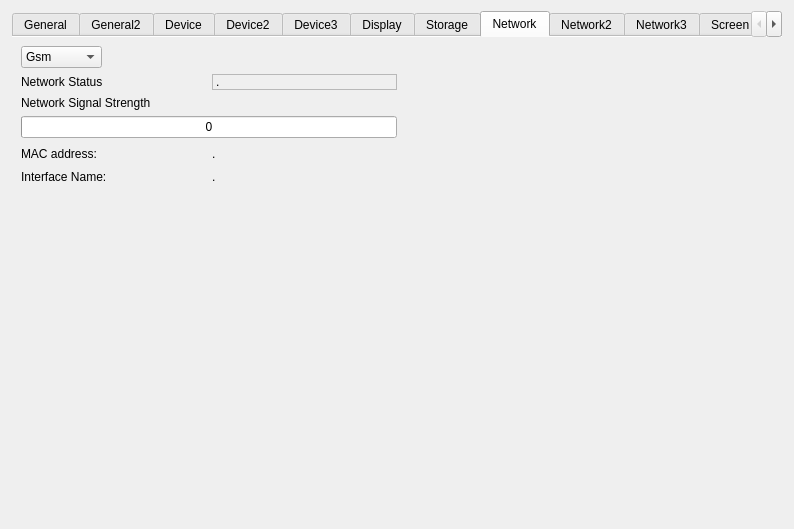
This is examples/sysinfo/dialog_s60.ui in qtproject/qt-mobility as Qt 5 draws it before an edit. The edited form follows.
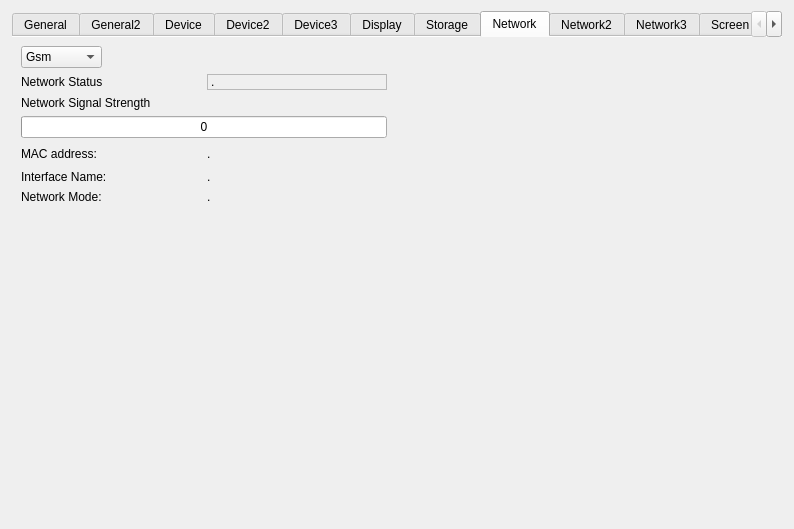
This is the edited form. The open tabs and pages were chosen to show the change.

Commit message: fix build for s60

The edit to the form file:
```diff
--- a/examples/sysinfo/dialog_s60.ui
+++ b/examples/sysinfo/dialog_s60.ui
@@ -971,7 +971,7 @@
          </item>
         </layout>
        </item>
-       <item row="4" column="1">
+       <item row="4" column="2">
         <spacer name="horizontalSpacer_16">
          <property name="orientation">
           <enum>Qt::Horizontal</enum>
@@ -1015,6 +1015,24 @@
         </layout>
        </item>
        <item row="6" column="0">
+        <layout class="QHBoxLayout" name="horizontalLayout">
+         <item>
+          <widget class="QLabel" name="label_5">
+           <property name="text">
+            <string>Network Mode:</string>
+           </property>
+          </widget>
+         </item>
+         <item>
+          <widget class="QLabel" name="primaryModeLabel">
+           <property name="text">
+            <string>.</string>
+           </property>
+          </widget>
+         </item>
+        </layout>
+       </item>
+       <item row="7" column="1">
         <spacer name="verticalSpacer_17">
          <property name="orientation">
           <enum>Qt::Vertical</enum>
```
Left out of the diff: 2 changed lines with no effect on the pictures.
